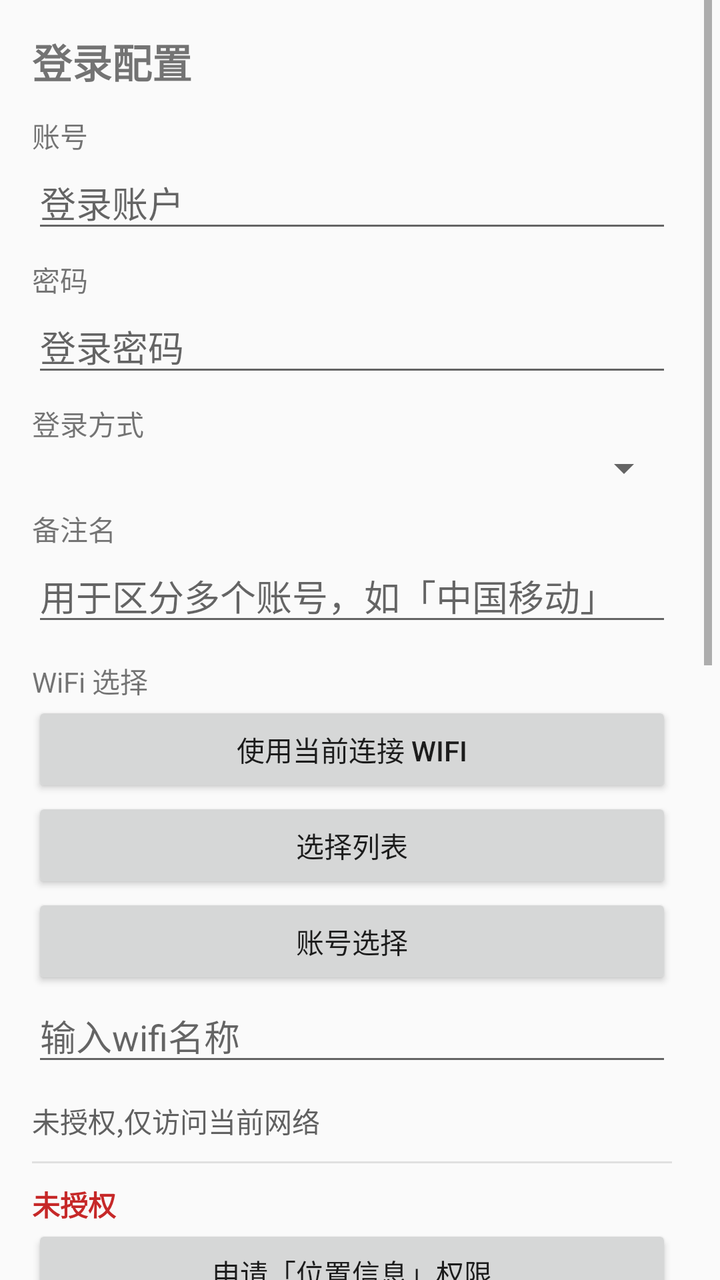
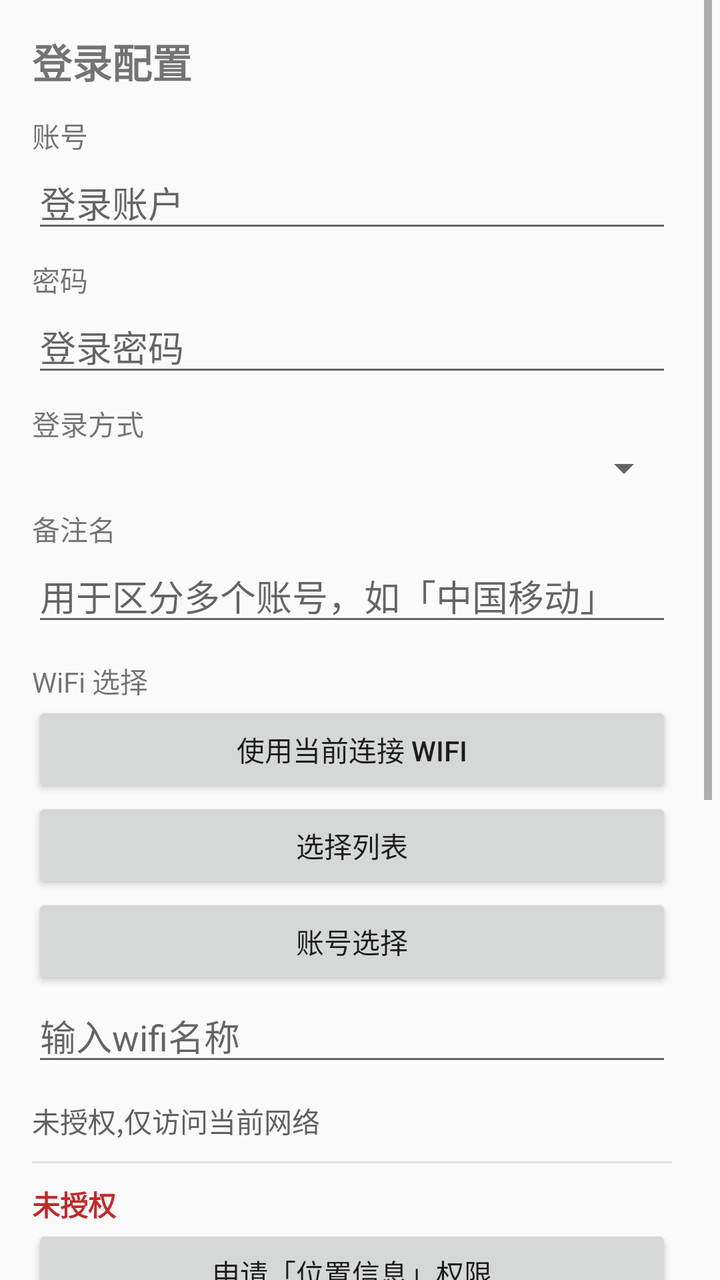

Compare the two renders of this Android layout. The source of the first and the diff that turns it into the second are given below.
<!-- AndroidManifest.xml: application theme AppTheme -->
<!-- res/layout/activity_main.xml -->
<?xml version="1.0" encoding="utf-8"?>
<ScrollView xmlns:android="http://schemas.android.com/apk/res/android"
    android:id="@+id/scroll_root"
    android:layout_width="match_parent"
    android:layout_height="match_parent"
    android:clipToPadding="false"
    android:fadeScrollbars="false"
    android:fillViewport="true"
    android:focusable="true"
    android:focusableInTouchMode="true"
    android:scrollbarStyle="insideInset"
    android:scrollbars="vertical"
    android:paddingEnd="4dp"
    android:paddingRight="4dp">

    <LinearLayout
        android:layout_width="match_parent"
        android:layout_height="wrap_content"
        android:orientation="vertical"
        android:padding="16dp">

        <TextView
            android:id="@+id/text_title"
            android:layout_width="match_parent"
            android:layout_height="wrap_content"
            android:text="@string/title_config"
            android:textSize="20sp"
            android:textStyle="bold" />

        
        <TextView
            android:layout_width="match_parent"
            android:layout_height="wrap_content"
            android:layout_marginTop="12dp"
            android:text="@string/label_username" />

        <EditText
            android:id="@+id/edit_username"
            android:layout_width="match_parent"
            android:layout_height="wrap_content"
            android:hint="@string/hint_username"
            android:imeOptions="actionNext"
            android:inputType="text"
            android:maxLines="1" />

        
        <TextView
            android:layout_width="match_parent"
            android:layout_height="wrap_content"
            android:layout_marginTop="8dp"
            android:text="@string/label_password" />

        <EditText
            android:id="@+id/edit_password"
            android:layout_width="match_parent"
            android:layout_height="wrap_content"
            android:hint="@string/hint_password"
            android:imeOptions="actionNext"
            android:inputType="textPassword"
            android:maxLines="1" />

        
        <TextView
            android:layout_width="match_parent"
            android:layout_height="wrap_content"
            android:layout_marginTop="8dp"
            android:text="@string/label_carrier" />

        <Spinner
            android:id="@+id/spinner_carrier"
            android:layout_width="match_parent"
            android:layout_height="wrap_content" />

        
        <TextView
            android:layout_width="match_parent"
            android:layout_height="wrap_content"
            android:layout_marginTop="8dp"
            android:text="@string/label_label" />

        <EditText
            android:id="@+id/edit_label"
            android:layout_width="match_parent"
            android:layout_height="wrap_content"
            android:hint="@string/hint_label"
            android:imeOptions="actionNext"
            android:inputType="text"
            android:maxLines="1" />

        
        <TextView
            android:layout_width="match_parent"
            android:layout_height="wrap_content"
            android:layout_marginTop="12dp"
            android:text="@string/label_wifi" />

        <Button
            android:id="@+id/btn_use_current_wifi"
            android:layout_width="match_parent"
            android:layout_height="wrap_content"
            android:text="@string/btn_use_current_wifi" />

        
        <Button
            android:id="@+id/btn_choose_wifi"
            android:layout_width="match_parent"
            android:layout_height="wrap_content"
            android:text="@string/btn_choose_wifi" />

        
        <Button
            android:id="@+id/btn_choose_account"
            android:layout_width="match_parent"
            android:layout_height="wrap_content"
            android:text="@string/btn_choose_account" />

        <LinearLayout
            android:id="@+id/ssid_list"
            android:layout_width="match_parent"
            android:layout_height="wrap_content"
            android:orientation="vertical" />

        <EditText
            android:id="@+id/edit_new_ssid"
            android:layout_width="match_parent"
            android:layout_height="wrap_content"
            android:hint="@string/hint_new_ssid"
            android:imeOptions="actionNext"
            android:inputType="text"
            android:maxLines="1" />

        
        <TextView
            android:id="@+id/text_permission_notice"
            android:layout_width="match_parent"
            android:layout_height="wrap_content"
            android:layout_marginTop="12dp"
            android:text="@string/permission_not_shown"
            android:textColor="@color/permission_notice_text" />

        
        <View
            android:id="@+id/divider_permission"
            android:layout_width="match_parent"
            android:layout_height="1dp"
            android:layout_marginTop="10dp"
            android:layout_marginBottom="10dp"
            android:background="@color/permission_divider" />

        <TextView
            android:id="@+id/text_permission_state"
            android:layout_width="match_parent"
            android:layout_height="wrap_content"
            android:text="@string/permission_state_unknown"
            android:textColor="@color/permission_state_denied_text"
            android:textStyle="bold" />

        <Button
            android:id="@+id/btn_request_permission"
            android:layout_width="match_parent"
            android:layout_height="wrap_content"
            android:text="@string/btn_request_permission" />

        
        <Button
            android:id="@+id/btn_save"
            android:layout_width="match_parent"
            android:layout_height="wrap_content"
            android:layout_marginTop="8dp"
            android:text="@string/btn_save" />

        
        <TextView
            android:id="@+id/text_status"
            android:layout_width="match_parent"
            android:layout_height="wrap_content"
            android:layout_marginTop="8dp"
            android:text="@string/status_initial" />

        
        <Button
            android:id="@+id/btn_login_now"
            android:layout_width="match_parent"
            android:layout_height="wrap_content"
            android:text="@string/btn_login_now" />

        
        <TextView
            android:layout_width="match_parent"
            android:layout_height="wrap_content"
            android:layout_marginTop="12dp"
            android:text="@string/label_portal" />

        <EditText
            android:id="@+id/edit_portal"
            android:layout_width="match_parent"
            android:layout_height="wrap_content"
            android:hint="@string/hint_portal"
            android:imeOptions="actionDone"
            android:inputType="textUri"
            android:maxLines="1" />

        
        <TextView
            android:id="@+id/text_portal_status"
            android:layout_width="match_parent"
            android:layout_height="wrap_content"
            android:layout_marginTop="4dp"
            android:text="@string/portal_status_unsaved"
            android:textColor="@color/portal_status_unsaved_text"
            android:textStyle="bold" />

        
        <View
            android:layout_width="match_parent"
            android:layout_height="1dp"
            android:layout_marginTop="18dp"
            android:background="@color/permission_divider" />

        <Button
            android:id="@+id/btn_toggle_auto_login"
            android:layout_width="match_parent"
            android:layout_height="wrap_content"
            android:layout_marginTop="10dp"
            android:text="@string/btn_toggle_auto_login" />

        <TextView
            android:id="@+id/text_morning_status"
            android:layout_width="match_parent"
            android:layout_height="wrap_content"
            android:layout_marginTop="6dp"
            android:text="@string/morning_status_disabled"
            android:textColor="@color/permission_notice_text"
            android:textSize="13sp" />

        <TextView
            android:id="@+id/text_autostart_notice"
            android:layout_width="match_parent"
            android:layout_height="wrap_content"
            android:layout_marginTop="14dp"
            android:text="@string/morning_autostart_notice"
            android:textColor="@color/permission_notice_text"
            android:textSize="13sp" />

        <Button
            android:id="@+id/btn_open_autostart_settings"
            android:layout_width="match_parent"
            android:layout_height="wrap_content"
            android:layout_marginTop="6dp"
            android:text="@string/morning_btn_open_autostart" />

        <Button
            android:id="@+id/btn_save_portal"            android:layout_width="match_parent"
            android:layout_height="wrap_content"
            android:text="@string/btn_save_portal" />

        
        <Button
            android:id="@+id/btn_log"
            android:layout_width="match_parent"
            android:layout_height="wrap_content"
            android:layout_marginTop="18dp"
            android:text="@string/btn_log" />

    </LinearLayout>
</ScrollView>
<!-- resources referenced by this layout -->
<resources>
  <color name="permission_divider">#FFE0E0E0</color>
  <color name="permission_notice_text">#FF616161</color>
  <color name="permission_state_denied_text">#FFC62828</color>
  <color name="portal_status_unsaved_text">#FFC62828</color>
  <string name="btn_choose_account">账号选择</string>
  <string name="btn_choose_wifi">选择列表</string>
  <string name="btn_log">日志</string>
  <string name="btn_login_now">立即登录</string>
  <string name="btn_request_permission">申请「位置信息」权限</string>
  <string name="btn_save">保存账号与 WiFi 绑定</string>
  <string name="btn_save_portal">保存门户地址</string>
  <string name="btn_toggle_auto_login">点击切换自动登录状态</string>
  <string name="btn_use_current_wifi">使用当前连接 wifi</string>
  <string name="hint_label">用于区分多个账号，如「中国移动」</string>
  <string name="hint_new_ssid">输入wifi名称</string>
  <string name="hint_password">登录密码</string>
  <string name="hint_portal">如 202.194.116.116</string>
  <string name="hint_username">登录账户</string>
  <string name="label_carrier">登录方式</string>
  <string name="label_label">备注名</string>
  <string name="label_password">密码</string>
  <string name="label_portal">网络门户地址</string>
  <string name="label_username">账号</string>
  <string name="label_wifi">WiFi 选择</string>
  <string name="morning_autostart_notice">登录任务需要自启动权限，该权限用于每天早上的自动唤起。</string>
  <string name="morning_btn_open_autostart">前往系统设置开启自启动</string>
  <string name="morning_status_disabled">自动登录：已停用（后台任务不会执行）</string>
  <string name="permission_not_shown">未授权,仅访问当前网络</string>
  <string name="permission_state_unknown">未授权</string>
  <string name="portal_status_unsaved">尚未保存地址</string>
  <string name="status_initial">尚未登录</string>
  <string name="title_config">登录配置</string>
  <style name="AppTheme" parent="@android:style/Theme.Material.Light">
          <item name="android:windowNoTitle">false</item>
          
          <item name="android:windowLayoutInDisplayCutoutMode">never</item>
      </style>
</resources>

<!-- the commit's change to res/layout/activity_main.xml (unified diff, before → after) -->
@@ -211,43 +211,6 @@
             android:textStyle="bold" />
 
         
-        <View
-            android:layout_width="match_parent"
-            android:layout_height="1dp"
-            android:layout_marginTop="18dp"
-            android:background="@color/permission_divider" />
-
-        <Button
-            android:id="@+id/btn_toggle_auto_login"
-            android:layout_width="match_parent"
-            android:layout_height="wrap_content"
-            android:layout_marginTop="10dp"
-            android:text="@string/btn_toggle_auto_login" />
-
-        <TextView
-            android:id="@+id/text_morning_status"
-            android:layout_width="match_parent"
-            android:layout_height="wrap_content"
-            android:layout_marginTop="6dp"
-            android:text="@string/morning_status_disabled"
-            android:textColor="@color/permission_notice_text"
-            android:textSize="13sp" />
-
-        <TextView
-            android:id="@+id/text_autostart_notice"
-            android:layout_width="match_parent"
-            android:layout_height="wrap_content"
-            android:layout_marginTop="14dp"
-            android:text="@string/morning_autostart_notice"
-            android:textColor="@color/permission_notice_text"
-            android:textSize="13sp" />
-
-        <Button
-            android:id="@+id/btn_open_autostart_settings"
-            android:layout_width="match_parent"
-            android:layout_height="wrap_content"
-            android:layout_marginTop="6dp"
-            android:text="@string/morning_btn_open_autostart" />
 
         <Button
             android:id="@+id/btn_save_portal"            android:layout_width="match_parent"
<!-- resource entries referenced after the edit -->
@@ -11,7 +11,6 @@
   <string name="btn_request_permission">申请「位置信息」权限</string>
   <string name="btn_save">保存账号与 WiFi 绑定</string>
   <string name="btn_save_portal">保存门户地址</string>
-  <string name="btn_toggle_auto_login">点击切换自动登录状态</string>
   <string name="btn_use_current_wifi">使用当前连接 wifi</string>
   <string name="hint_label">用于区分多个账号，如「中国移动」</string>
   <string name="hint_new_ssid">输入wifi名称</string>
@@ -24,9 +23,6 @@
   <string name="label_portal">网络门户地址</string>
   <string name="label_username">账号</string>
   <string name="label_wifi">WiFi 选择</string>
-  <string name="morning_autostart_notice">登录任务需要自启动权限，该权限用于每天早上的自动唤起。</string>
-  <string name="morning_btn_open_autostart">前往系统设置开启自启动</string>
-  <string name="morning_status_disabled">自动登录：已停用（后台任务不会执行）</string>
   <string name="permission_not_shown">未授权,仅访问当前网络</string>
   <string name="permission_state_unknown">未授权</string>
   <string name="portal_status_unsaved">尚未保存地址</string>
